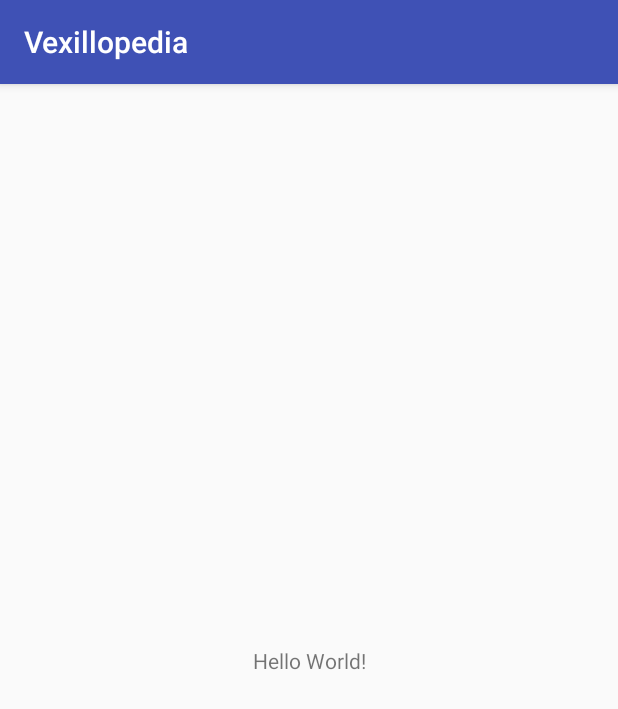
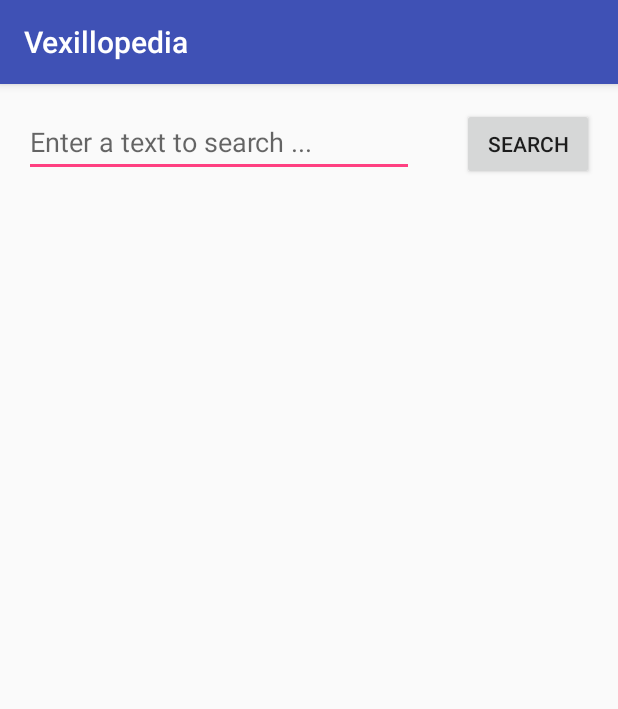
Before and after one commit to vexillopedia/app, an Android app: the screen it shows after launch (MainActivity), on a phone screen of 412 x 824 dp. Shown: the top 709 px of the screen. Run offline under Robolectric (Android 15) with nearby library versions, the phone set to English and light mode, and no system bars.

Commit message:
Implement basic navigation and communication

```diff
--- a/app/build.gradle
+++ b/app/build.gradle
@@ -25,10 +25,10 @@ android {
 
 dependencies {
     implementation fileTree(dir: 'libs', include: ['*.jar'])
-    androidTestImplementation ('com.android.support.test.espresso:espresso-core:2.2.2', {
+    androidTestImplementation('com.android.support.test.espresso:espresso-core:2.2.2', {
         exclude group: 'com.android.support', module: 'support-annotations'
     })
-    implementation"org.jetbrains.kotlin:kotlin-stdlib-jre7:$kotlin_version"
+    implementation "org.jetbrains.kotlin:kotlin-stdlib-jre7:$kotlin_version"
     implementation 'com.android.support:appcompat-v7:26.0.0-beta1'
     testImplementation 'junit:junit:4.12'
     implementation 'com.android.support.constraint:constraint-layout:1.0.2'
--- a/app/src/main/java/org/vexillopedia/app/MainActivity.kt
+++ b/app/src/main/java/org/vexillopedia/app/MainActivity.kt
@@ -1,12 +1,28 @@
 package org.vexillopedia.app
 
+import android.content.Intent
 import android.support.v7.app.AppCompatActivity
 import android.os.Bundle
+import android.view.View
+import android.widget.EditText
+
+
 
 class MainActivity : AppCompatActivity() {
+    companion object {
+        const val EXTRA_MESSAGE = "org.vexillopedia.app.MESSAGE"
+    }
 
     override fun onCreate(savedInstanceState: Bundle?) {
         super.onCreate(savedInstanceState)
         setContentView(R.layout.activity_main)
     }
+
+    fun sendMessage(view: View) {
+        val intent = Intent(this, DisplayMessageActivity::class.java)
+        val editText = findViewById<View>(R.id.editText) as EditText
+        val message = editText.text.toString()
+        intent.putExtra(EXTRA_MESSAGE, message)
+        startActivity(intent)
+    }
 }
--- a/app/src/main/res/layout/activity_main.xml
+++ b/app/src/main/res/layout/activity_main.xml
@@ -6,13 +6,30 @@
     android:layout_height="match_parent"
     tools:context="org.vexillopedia.app.MainActivity">
 
-    <TextView
+    <EditText
+        android:id="@+id/editText"
+        android:layout_width="0dp"
+        android:layout_height="46dp"
+        android:layout_marginEnd="16dp"
+        android:layout_marginStart="16dp"
+        android:layout_marginTop="16dp"
+        android:ems="10"
+        android:hint="@string/search_flag_hint"
+        android:inputType="text"
+        app:layout_constraintEnd_toStartOf="@+id/button"
+        app:layout_constraintHorizontal_bias="0.5"
+        app:layout_constraintStart_toStartOf="parent"
+        app:layout_constraintTop_toTopOf="parent" />
+
+    <Button
+        android:id="@+id/button"
         android:layout_width="wrap_content"
         android:layout_height="wrap_content"
-        android:text="Hello World!"
-        app:layout_constraintBottom_toBottomOf="parent"
-        app:layout_constraintLeft_toLeftOf="parent"
-        app:layout_constraintRight_toRightOf="parent"
-        app:layout_constraintTop_toTopOf="parent" />
-
+        android:layout_marginEnd="16dp"
+        android:layout_marginStart="16dp"
+        android:onClick="sendMessage"
+        android:text="@string/search_flag_button"
+        app:layout_constraintBaseline_toBaselineOf="@+id/editText"
+        app:layout_constraintEnd_toEndOf="parent"
+        app:layout_constraintStart_toEndOf="@+id/editText" />
 </android.support.constraint.ConstraintLayout>
--- a/app/src/main/res/values/strings.xml
+++ b/app/src/main/res/values/strings.xml
@@ -1,3 +1,5 @@
 <resources>
-    <string name="app_name">Vexillopedia</string>
+    <string name="app_name" translatable="false">Vexillopedia</string>
+    <string name="search_flag_hint">Enter a text to search ...</string>
+    <string name="search_flag_button">Search</string>
 </resources>
```
Also changed, not shown: app/src/main/AndroidManifest.xml (+7 -0 lines), app/src/main/java/org/vexillopedia/app/DisplayMessageActivity.kt (added, +23 -0 lines), app/src/main/res/layout/activity_display_message.xml (added, +18 -0 lines).
